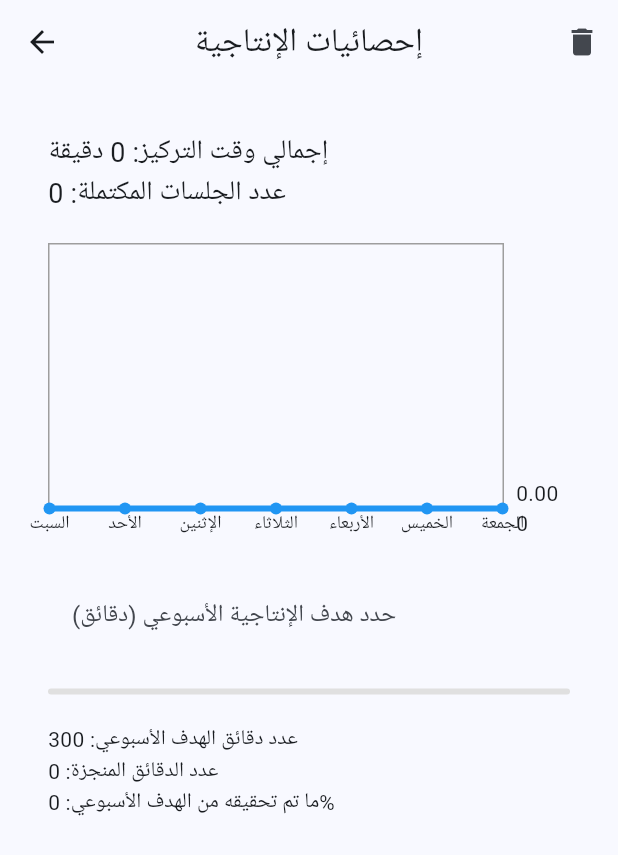
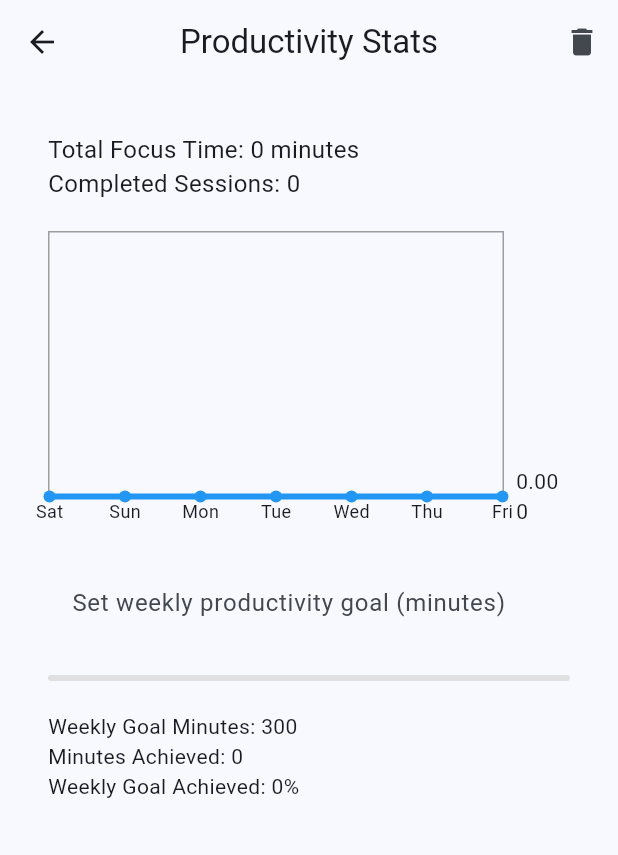
Before and after one commit to AhmadMahdaly/Focus_tracker, a Flutter app: the screen it shows after launch, in the side drawer, after a tap on "Statistics", on a phone screen of 412 x 824 dp. Shown: the top 855 px of the screen. Run offline on Flutter 3.47's test engine with Material 3 defaults, Android fonts, the phone set to English and light mode, and no system bars; drawn by our look-alikes of fl_chart; our stand-ins replace audioplayers, flutter_local_notifications, hive, hive_flutter, percent_indicator, permission_handler; accounts and stored records are empty.

Commit message:
Update StatsScreen for English localization and improve UI text

```diff
--- a/lib/screens/stats_screen.dart
+++ b/lib/screens/stats_screen.dart
@@ -39,15 +39,7 @@ class _StatsScreenState extends State<StatsScreen> {
   }
 
   List<String> generateWeekDays() {
-    List<String> weekDays = [
-      'الإثنين',
-      'الثلاثاء',
-      'الأربعاء',
-      'الخميس',
-      'الجمعة',
-      'السبت',
-      'الأحد',
-    ];
+    List<String> weekDays = ['Mon', 'Tue', 'Wed', 'Thu', 'Fri', 'Sat', 'Sun'];
     int todayIndex = DateTime.now().weekday; //
     return [
       ...weekDays.sublist(todayIndex),
@@ -102,8 +94,8 @@ class _StatsScreenState extends State<StatsScreen> {
     double progress = totalFocusTime / weeklyGoal;
     if (progress >= 0.5 && !_hasSent50PercentNotification) {
       _sendNotification(
-        "🎯 تقدم رائع!",
-        "لقد أكملت 50% من هدفك الأسبوعي، واصل العمل! 🚀",
+        "🎯 Great Progress!",
+        "You've reached 50% of your weekly goal! 🚀",
       );
       _hasSent50PercentNotification = true;
     }
@@ -119,27 +111,27 @@ class _StatsScreenState extends State<StatsScreen> {
 
     if (progress >= 1.0 && !_hasSent100PercentNotification) {
       _sendNotification(
-        "🏆 هدف محقق!",
-        "رائع! لقد أكملت 100% من هدفك الأسبوعي، استمر في الإنجاز! 🎉",
+        "🏆 Goal Achieved!",
+        "You've reached 100% of your weekly goal! 🎉",
       );
       _hasSent100PercentNotification = true;
     }
     if (sessionCount >= 1) {
-      unlockAchievement("المبتدئ 🎯");
+      unlockAchievement("Beginner 🎯");
     }
     if (sessionCount >= 5) {
-      unlockAchievement("المجتهد 🔥");
+      unlockAchievement("Diligent 🔥");
     }
     if (progress >= 0.5) {
-      unlockAchievement("نصف الطريق 🏆");
+      unlockAchievement("Halfway 🏆");
     }
 
     if (progress >= 1.0) {
-      unlockAchievement("البطل 🚀");
+      unlockAchievement("Champion 🚀");
     }
     return Scaffold(
       appBar: AppBar(
-        title: const Text('إحصائيات الإنتاجية'),
+        title: const Text('Productivity Stats'),
         centerTitle: true,
         actions: [
           IconButton(
@@ -163,16 +155,16 @@ class _StatsScreenState extends State<StatsScreen> {
             Row(
               children: [
                 Text(
-                  'إجمالي وقت التركيز: $totalFocusTime دقيقة',
-                  style: const TextStyle(fontSize: 18),
+                  'Total Focus Time: $totalFocusTime minutes',
+                  style: const TextStyle(fontSize: 16),
                 ),
               ],
             ),
             Row(
               children: [
                 Text(
-                  'عدد الجلسات المكتملة: $sessionCount',
-                  style: const TextStyle(fontSize: 18),
+                  'Completed Sessions: $sessionCount',
+                  style: const TextStyle(fontSize: 16),
                 ),
               ],
             ),
@@ -229,7 +221,7 @@ class _StatsScreenState extends State<StatsScreen> {
               controller: _goalController,
               keyboardType: TextInputType.number,
               decoration: InputDecoration(
-                hintText: "حدد هدف الإنتاجية الأسبوعي (دقائق)",
+                hintText: "Set weekly productivity goal (minutes)",
                 border: border(),
                 focusedBorder: border(),
                 enabledBorder: border(),
@@ -255,11 +247,11 @@ class _StatsScreenState extends State<StatsScreen> {
               valueColor: const AlwaysStoppedAnimation<Color>(Colors.blue),
             ),
             const SizedBox(height: 20),
-            Text('عدد دقائق الهدف الأسبوعي: $goal'),
-            Text('عدد الدقائق المنجزة: $totalFocusTime'),
+            Text('Weekly Goal Minutes: $goal'),
+            Text('Minutes Achieved: $totalFocusTime'),
 
             Text(
-              "ما تم تحقيقه من الهدف الأسبوعي: ${(progress * 100).toStringAsFixed(0)}%",
+              "Weekly Goal Achieved: ${(progress * 100).toStringAsFixed(0)}%",
             ),
           ],
         ),
```
